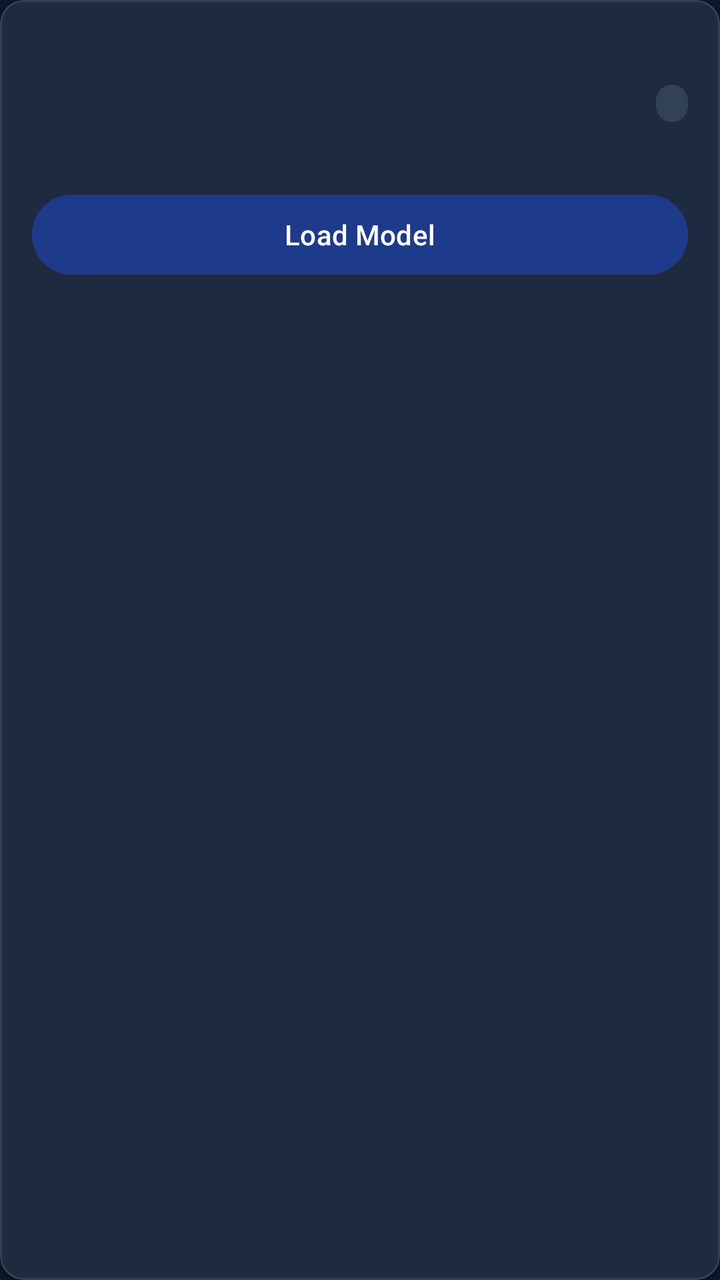
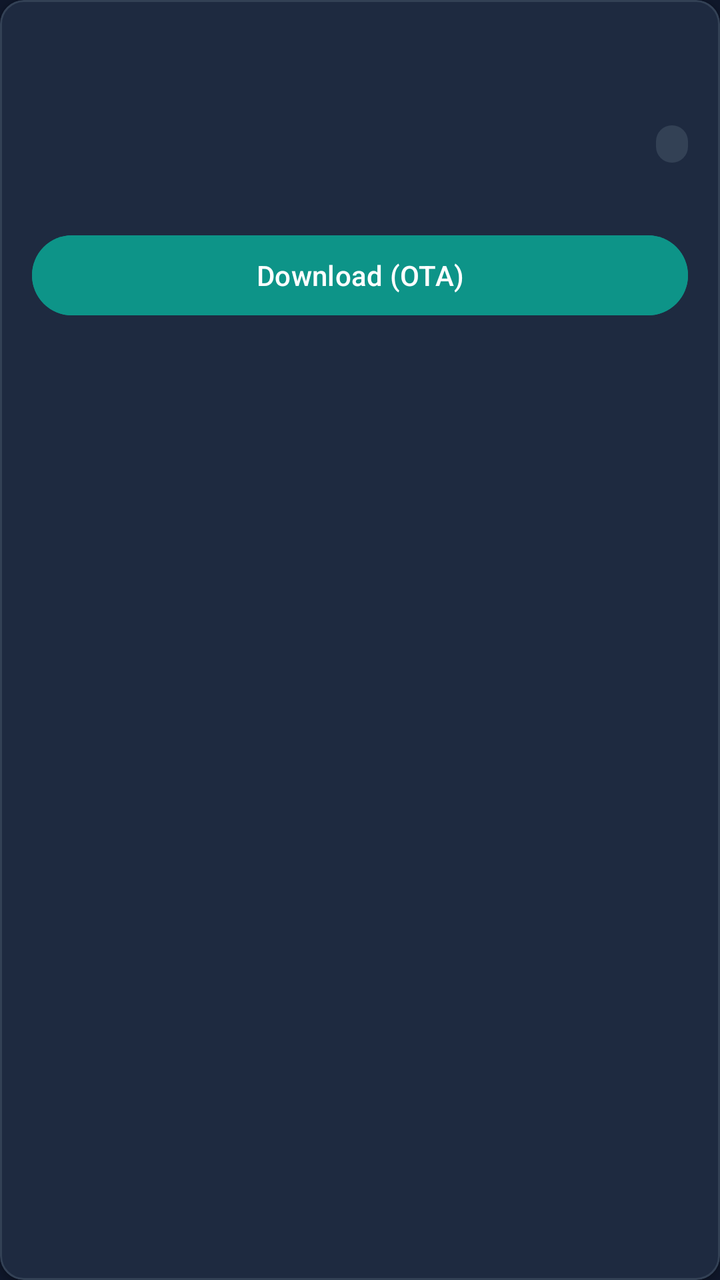

Two renders of the same Android screen: before a commit and after it. Below are the layout's source before the change and the commit's diff.
<!-- AndroidManifest.xml: application theme Theme.OfflineLlm -->
<!-- res/layout/item_model_card.xml -->
<?xml version="1.0" encoding="utf-8"?>
<com.google.android.material.card.MaterialCardView xmlns:android="http://schemas.android.com/apk/res/android"
    xmlns:app="http://schemas.android.com/apk/res-auto"
    android:layout_width="match_parent"
    android:layout_height="wrap_content"
    android:layout_marginBottom="12dp"
    app:cardBackgroundColor="@color/surface"
    app:cardCornerRadius="12dp"
    app:cardElevation="2dp"
    app:strokeColor="@color/divider_color"
    app:strokeWidth="1dp">

    <LinearLayout
        android:layout_width="match_parent"
        android:layout_height="wrap_content"
        android:orientation="vertical"
        android:padding="16dp">

        <TextView
            android:id="@+id/tvModelName"
            android:layout_width="match_parent"
            android:layout_height="wrap_content"
            android:textColor="@color/on_surface"
            android:textSize="15sp"
            android:textStyle="bold" />

        <LinearLayout
            android:layout_width="match_parent"
            android:layout_height="wrap_content"
            android:layout_marginTop="6dp"
            android:orientation="horizontal">

            <TextView
                android:id="@+id/tvModelSize"
                android:layout_width="0dp"
                android:layout_height="wrap_content"
                android:layout_weight="1"
                android:textColor="@color/on_surface_muted"
                android:textSize="12sp" />

            <TextView
                android:id="@+id/tvModelQuant"
                android:layout_width="wrap_content"
                android:layout_height="wrap_content"
                android:background="@drawable/bg_chip_rounded"
                android:paddingHorizontal="8dp"
                android:paddingVertical="2dp"
                android:textColor="@color/secondary"
                android:textSize="11sp"
                android:textStyle="bold" />
        </LinearLayout>

        <TextView
            android:id="@+id/tvEstimatedRam"
            android:layout_width="match_parent"
            android:layout_height="wrap_content"
            android:layout_marginTop="4dp"
            android:textColor="@color/accent_amber"
            android:textSize="12sp" />

        <Button
            android:id="@+id/btnSelectModel"
            android:layout_width="match_parent"
            android:layout_height="wrap_content"
            android:layout_marginTop="12dp"
            android:backgroundTint="@color/primary"
            android:text="Load Model"
            android:textColor="@color/on_primary" />
    </LinearLayout>

</com.google.android.material.card.MaterialCardView>
<!-- resources referenced by this layout -->
<resources>
  <color name="accent_amber">#F59E0B</color>
  <color name="divider_color">#334155</color>
  <color name="on_primary">#FFFFFF</color>
  <color name="on_surface">#F1F5F9</color>
  <color name="on_surface_muted">#94A3B8</color>
  <color name="primary">#1E3A8A</color>
  <color name="secondary">#0D9488</color>
  <color name="surface">#1E293B</color>
  <!-- drawable bg_chip_rounded (drawable) -->
  <?xml version="1.0" encoding="utf-8"?>
  <shape xmlns:android="http://schemas.android.com/apk/res/android"
      android:shape="rectangle">
      <corners android:radius="16dp" />
      <solid android:color="@color/chip_background" />
  </shape>
  <style name="Theme.OfflineLlm" parent="Theme.Material3.DayNight.NoActionBar">
          <item name="colorPrimary">@color/primary</item>
          <item name="colorPrimaryVariant">@color/primary_variant</item>
          <item name="colorOnPrimary">@color/on_primary</item>
          <item name="colorSecondary">@color/secondary</item>
          <item name="colorSecondaryVariant">@color/secondary_variant</item>
          <item name="colorOnSecondary">@color/on_secondary</item>
          <item name="android:colorBackground">@color/background</item>
          <item name="colorSurface">@color/surface</item>
          <item name="colorOnSurface">@color/on_surface</item>
          <item name="android:statusBarColor">@color/background</item>
          <item name="android:navigationBarColor">@color/background</item>
      </style>
  <color name="chip_background">#334155</color>
  <color name="primary_variant">#172554</color>
  <color name="secondary_variant">#0F766E</color>
  <color name="on_secondary">#FFFFFF</color>
  <color name="background">#0F172A</color>
</resources>

<!-- the commit's change to res/layout/item_model_card.xml (unified diff, before → after) -->
@@ -24,10 +24,18 @@
             android:textSize="15sp"
             android:textStyle="bold" />
 
+        <TextView
+            android:id="@+id/tvModelDescription"
+            android:layout_width="match_parent"
+            android:layout_height="wrap_content"
+            android:layout_marginTop="2dp"
+            android:textColor="@color/on_surface_muted"
+            android:textSize="12sp" />
+
         <LinearLayout
             android:layout_width="match_parent"
             android:layout_height="wrap_content"
-            android:layout_marginTop="6dp"
+            android:layout_marginTop="8dp"
             android:orientation="horizontal">
 
             <TextView
@@ -58,14 +66,88 @@
             android:textColor="@color/accent_amber"
             android:textSize="12sp" />
 
-        <Button
-            android:id="@+id/btnSelectModel"
+        
+        <LinearLayout
+            android:id="@+id/layoutDownloadProgress"
+            android:layout_width="match_parent"
+            android:layout_height="wrap_content"
+            android:layout_marginTop="10dp"
+            android:orientation="vertical"
+            android:visibility="gone">
+
+            <ProgressBar
+                android:id="@+id/progressBarDownload"
+                style="@style/Widget.AppCompat.ProgressBar.Horizontal"
+                android:layout_width="match_parent"
+                android:layout_height="8dp"
+                android:max="100"
+                android:progress="0"
+                android:progressTint="@color/accent_green" />
+
+            <LinearLayout
+                android:layout_width="match_parent"
+                android:layout_height="wrap_content"
+                android:layout_marginTop="4dp"
+                android:orientation="horizontal">
+
+                <TextView
+                    android:id="@+id/tvDownloadStatus"
+                    android:layout_width="0dp"
+                    android:layout_height="wrap_content"
+                    android:layout_weight="1"
+                    android:text="Connecting to cloud..."
+                    android:textColor="@color/on_surface_muted"
+                    android:textSize="12sp" />
+
+                <TextView
+                    android:id="@+id/btnCancelDownload"
+                    android:layout_width="wrap_content"
+                    android:layout_height="wrap_content"
+                    android:padding="4dp"
+                    android:text="Cancel"
+                    android:textColor="@color/accent_rose"
+                    android:textSize="12sp"
+                    android:textStyle="bold" />
+            </LinearLayout>
+        </LinearLayout>
+
+        
+        <LinearLayout
+            android:id="@+id/layoutActions"
             android:layout_width="match_parent"
             android:layout_height="wrap_content"
             android:layout_marginTop="12dp"
-            android:backgroundTint="@color/primary"
-            android:text="Load Model"
-            android:textColor="@color/on_primary" />
+            android:orientation="horizontal">
+
+            <Button
+                android:id="@+id/btnDownloadModel"
+                android:layout_width="0dp"
+                android:layout_height="wrap_content"
+                android:layout_weight="1"
+                android:backgroundTint="@color/secondary"
+                android:text="Download (OTA)"
+                android:textColor="@color/on_primary" />
+
+            <Button
+                android:id="@+id/btnSelectModel"
+                android:layout_width="0dp"
+                android:layout_height="wrap_content"
+                android:layout_weight="1"
+                android:backgroundTint="@color/primary"
+                android:text="Load Model"
+                android:textColor="@color/on_primary"
+                android:visibility="gone" />
+
+            <com.google.android.material.button.MaterialButton
+                android:id="@+id/btnDeleteModel"
+                style="@style/Widget.Material3.Button.TextButton"
+                android:layout_width="wrap_content"
+                android:layout_height="wrap_content"
+                android:layout_marginStart="8dp"
+                android:text="Delete"
+                android:textColor="@color/accent_rose"
+                android:visibility="gone" />
+        </LinearLayout>
     </LinearLayout>
 
 </com.google.android.material.card.MaterialCardView>
<!-- resource entries referenced after the edit -->
@@ -1,6 +1,8 @@
 <!-- resources referenced by this layout -->
 <resources>
   <color name="accent_amber">#F59E0B</color>
+  <color name="accent_green">#10B981</color>
+  <color name="accent_rose">#F43F5E</color>
   <color name="divider_color">#334155</color>
   <color name="on_primary">#FFFFFF</color>
   <color name="on_surface">#F1F5F9</color>
